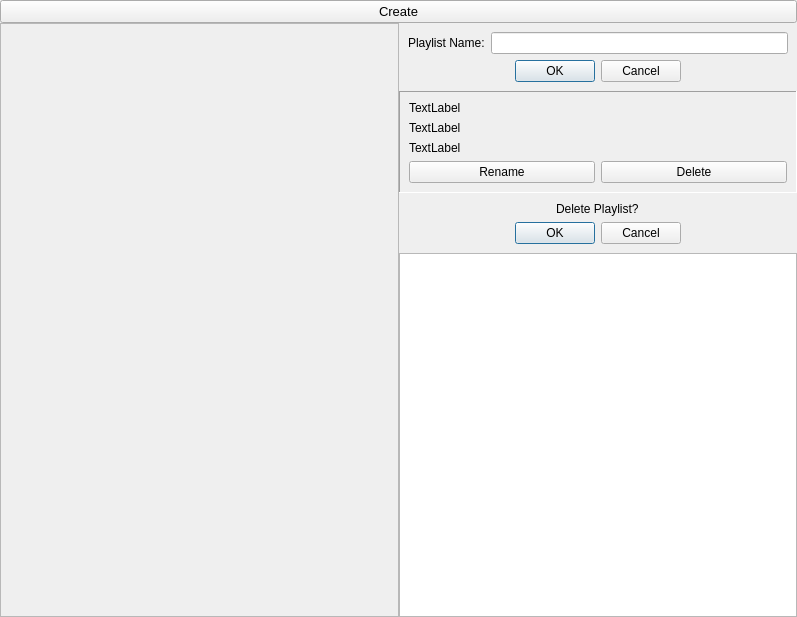
Above: forms/playlisttab.ui from 3d2069940/player before the change. Below: the same form after it.
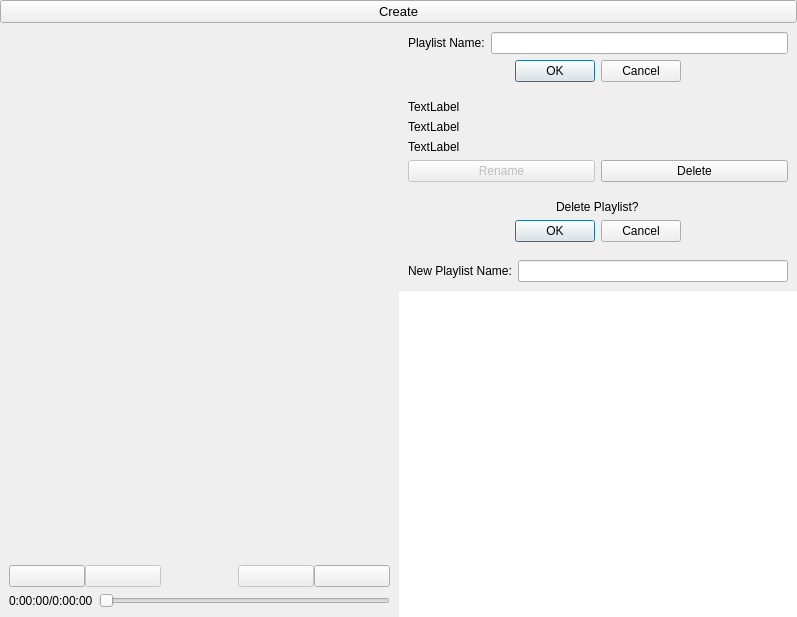
That is the form after the change. Custom widgets are drawn as their Qt base class.

The edit to the form file:
```diff
--- a/forms/playlisttab.ui
+++ b/forms/playlisttab.ui
@@ -51,6 +51,12 @@
       <layout class="QHBoxLayout" name="horizontalLayout_2">
        <item>
         <widget class="QScrollArea" name="playlistsScrollArea">
+         <property name="frameShape">
+          <enum>QFrame::NoFrame</enum>
+         </property>
+         <property name="horizontalScrollBarPolicy">
+          <enum>Qt::ScrollBarAlwaysOff</enum>
+         </property>
          <property name="widgetResizable">
           <bool>true</bool>
          </property>
@@ -59,11 +65,26 @@
            <rect>
             <x>0</x>
             <y>0</y>
-            <width>390</width>
-            <height>567</height>
+            <width>394</width>
+            <height>571</height>
            </rect>
           </property>
           <layout class="QGridLayout" name="gridLayout_2">
+           <property name="leftMargin">
+            <number>0</number>
+           </property>
+           <property name="topMargin">
+            <number>0</number>
+           </property>
+           <property name="rightMargin">
+            <number>0</number>
+           </property>
+           <property name="bottomMargin">
+            <number>0</number>
+           </property>
+           <property name="spacing">
+            <number>0</number>
+           </property>
            <item row="0" column="0">
             <layout class="QVBoxLayout" name="playlistScrollAreaLayout">
              <property name="spacing">
@@ -84,6 +105,91 @@
              </property>
             </spacer>
            </item>
+           <item row="2" column="0">
+            <widget class="QFrame" name="playlistAudioControlFrame">
+             <layout class="QVBoxLayout" name="playlistControlFrame">
+              <item>
+               <widget class="QFrame" name="playlistControlButtonFrame">
+                <layout class="QHBoxLayout" name="horizontalLayout_3">
+                 <property name="spacing">
+                  <number>0</number>
+                 </property>
+                 <property name="leftMargin">
+                  <number>0</number>
+                 </property>
+                 <property name="topMargin">
+                  <number>0</number>
+                 </property>
+                 <property name="rightMargin">
+                  <number>0</number>
+                 </property>
+                 <property name="bottomMargin">
+                  <number>0</number>
+                 </property>
+                 <item>
+                  <widget class="QPushButton" name="playlistPreviousButton">
+                   <property name="text">
+                    <string/>
+                   </property>
+                  </widget>
+                 </item>
+                 <item>
+                  <widget class="QPushButton" name="playlistRepeatButton">
+                   <property name="enabled">
+                    <bool>false</bool>
+                   </property>
+                   <property name="text">
+                    <string/>
+                   </property>
+                  </widget>
+                 </item>
+                 <item>
+                  <widget class="ToggleButton" name="playlistPauseButton" native="true"/>
+                 </item>
+                 <item>
+                  <widget class="QPushButton" name="playlistShuffleButton">
+                   <property name="enabled">
+                    <bool>false</bool>
+                   </property>
+                   <property name="text">
+                    <string/>
+                   </property>
+                  </widget>
+                 </item>
+                 <item>
+                  <widget class="QPushButton" name="playlistNextButton">
+                   <property name="text">
+                    <string/>
+                   </property>
+                  </widget>
+                 </item>
+                </layout>
+               </widget>
+              </item>
+              <item>
+               <layout class="QHBoxLayout" name="playlistAudioInfoFrame">
+                <item>
+                 <widget class="QLabel" name="playlistAudioPositionLabel">
+                  <property name="text">
+                   <string>0:00:00/0:00:00</string>
+                  </property>
+                 </widget>
+                </item>
+                <item>
+                 <widget class="QSlider" name="playlistAudioPositionSlider">
+                  <property name="maximum">
+                   <number>100</number>
+                  </property>
+                  <property name="orientation">
+                   <enum>Qt::Horizontal</enum>
+                  </property>
+                 </widget>
+                </item>
+               </layout>
+              </item>
+             </layout>
+            </widget>
+           </item>
           </layout>
          </widget>
         </widget>
@@ -120,7 +226,7 @@
          <item>
           <widget class="QFrame" name="playlistInfoFrame">
            <property name="frameShape">
-            <enum>QFrame::Panel</enum>
+            <enum>QFrame::NoFrame</enum>
            </property>
            <property name="frameShadow">
             <enum>QFrame::Sunken</enum>
@@ -151,6 +257,9 @@
              <layout class="QHBoxLayout" name="playlistControlsLayout">
               <item>
                <widget class="QPushButton" name="playlistRenameButton">
+                <property name="enabled">
+                 <bool>false</bool>
+                </property>
                 <property name="text">
                  <string>Rename</string>
                 </property>
@@ -188,8 +297,27 @@
            </layout>
           </widget>
          </item>
+         <item>
+          <widget class="QFrame" name="playlistRenameLayout">
+           <layout class="QHBoxLayout" name="playlistRenameFrame">
+            <item>
+             <widget class="QLabel" name="playlistRenameLabel">
+              <property name="text">
+               <string>New Playlist Name:</string>
+              </property>
+             </widget>
+            </item>
+            <item>
+             <widget class="QLineEdit" name="playlistRenameLineEdit"/>
+            </item>
+           </layout>
+          </widget>
+         </item>
          <item>
           <widget class="QListWidget" name="playlistValuesListWidget">
+           <property name="frameShape">
+            <enum>QFrame::NoFrame</enum>
+           </property>
            <property name="horizontalScrollBarPolicy">
             <enum>Qt::ScrollBarAlwaysOff</enum>
            </property>
@@ -203,6 +331,14 @@
    </item>
   </layout>
  </widget>
+ <customwidgets>
+  <customwidget>
+   <class>ToggleButton</class>
+   <extends>QWidget</extends>
+   <header location="global">togglebutton.h</header>
+   <container>1</container>
+  </customwidget>
+ </customwidgets>
  <resources/>
  <connections/>
 </ui>
```
Left out of the diff: 3 changed lines with no effect on the pictures.
